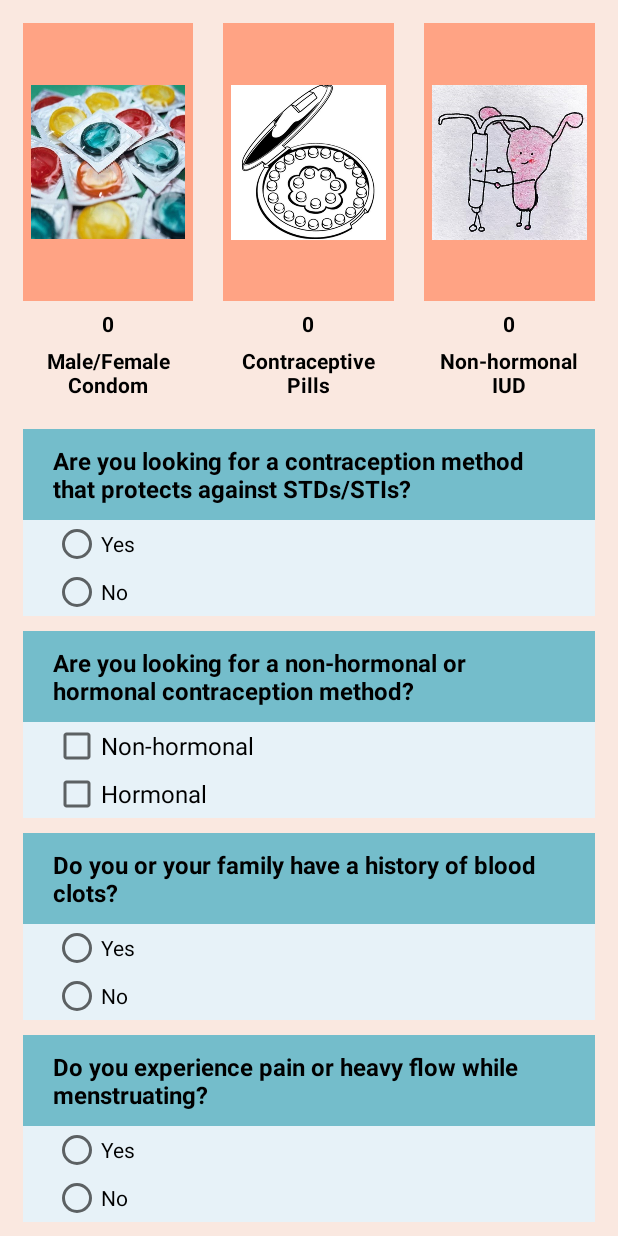
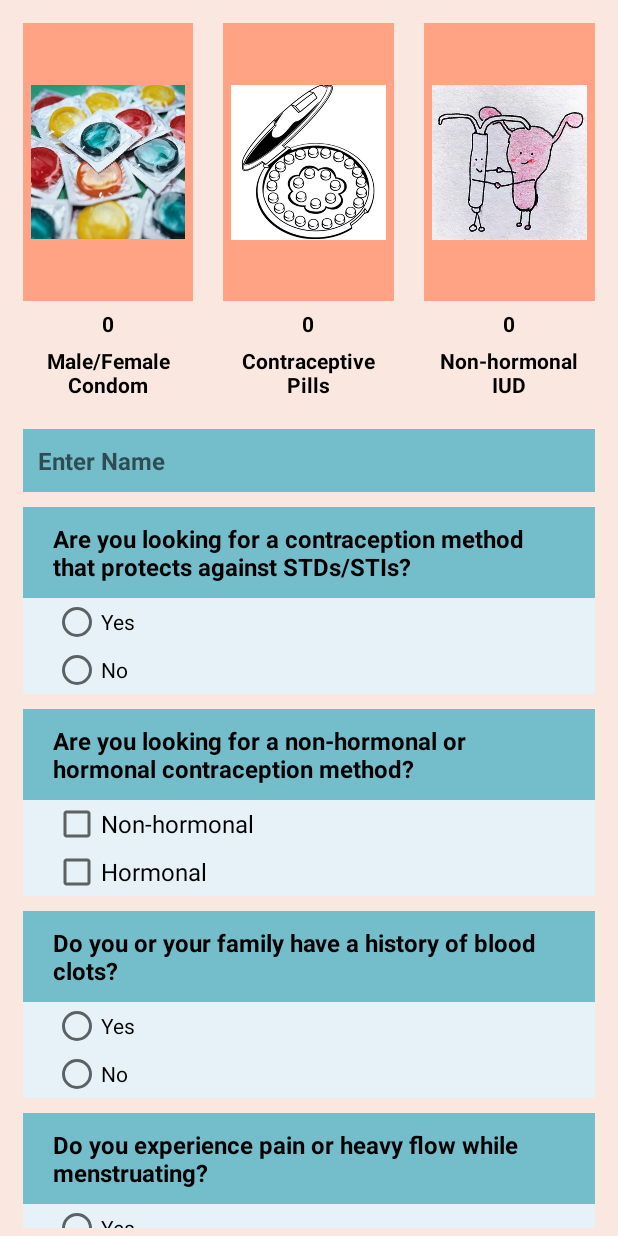
Before and after one commit to NoaBar/BCquiz, an Android app: the screen it shows after launch (MainActivity), on a phone screen of 412 x 824 dp. Run offline under Robolectric (Android 15) with nearby library versions, the phone set to English and light mode, and no system bars; libraries missing offline, so code that uses them is left out: java.security.acl.

Commit message:
name is added to displayAlerts.

```diff
--- a/app/src/main/java/com/noah/bcquiz/MainActivity.java
+++ b/app/src/main/java/com/noah/bcquiz/MainActivity.java
@@ -11,6 +11,7 @@ import android.util.Log;
 import android.view.Gravity;
 import android.view.View;
 import android.widget.CheckBox;
+import android.widget.EditText;
 import android.widget.LinearLayout;
 import android.widget.RadioButton;
 import android.widget.RadioGroup;
@@ -49,6 +50,13 @@ public class MainActivity extends AppCompatActivity {
      * and the final answer after clicking the finish button.
      */
     public void displayAlerts() {
+        EditText nameInput = (EditText)findViewById(R.id.name);
+        String name = nameInput.getText().toString();
+
+        if (name.matches("")){
+            name="there";
+        }
+
         if (!alertSeen) {
             new AlertDialog.Builder(this)
                     .setTitle(R.string.disclaimer_title)
@@ -64,7 +72,7 @@ public class MainActivity extends AppCompatActivity {
         if (showFinalAnswer) {
             new AlertDialog.Builder(this)
                     .setTitle(R.string.final_answer_title)
-                    .setMessage(getString(R.string.final_answer_text_1) + " " + findBestMethod() + " "
+                    .setMessage("Hi " + name +",\n" + getString(R.string.final_answer_text_1) + " " + findBestMethod() + " "
                             + getString(R.string.final_answer_text_2) + getString(R.string.final_answer_text_3))
                     .setNeutralButton(R.string.ok_button_final_answer, new DialogInterface.OnClickListener() {
                         public void onClick(DialogInterface dialog, int which) {
@@ -273,6 +281,9 @@ public class MainActivity extends AppCompatActivity {
      */
     public boolean findIfAllQuestionsAnswered() {
 
+
+        EditText nameInput = (EditText)findViewById(R.id.name);
+
         RadioGroup answer_1 = (RadioGroup) findViewById(R.id.answer_1);
         CheckBox answer_2_non = (CheckBox) findViewById(R.id.answer_2_non_hormonal);
         boolean answer_2_non_hormonal = answer_2_non.isChecked();
@@ -362,6 +373,7 @@ public class MainActivity extends AppCompatActivity {
         iudGrade = 0;
         displayIudGrade(iudGrade);
 
+        EditText nameInput = (EditText)findViewById(R.id.name);
         RadioGroup answer_1 = (RadioGroup) findViewById(R.id.answer_1);
         CheckBox answer_2_non = (CheckBox) findViewById(R.id.answer_2_non_hormonal);
         CheckBox answer_2_horm = (CheckBox) findViewById(R.id.answer_2_hormonal);
@@ -372,6 +384,7 @@ public class MainActivity extends AppCompatActivity {
         RadioGroup answer_7 = (RadioGroup) findViewById(R.id.answer_7);
         RadioGroup answer_8 = (RadioGroup) findViewById(R.id.answer_8);
 
+        nameInput.getText().clear();
         answer_1.clearCheck();
         answer_2_non.setChecked(false);
         answer_2_horm.setChecked(false);
--- a/app/src/main/res/layout/activity_main.xml
+++ b/app/src/main/res/layout/activity_main.xml
@@ -82,6 +82,15 @@
             android:layout_width="match_parent"
             android:layout_height="wrap_content"
             android:orientation="vertical">
+
+            <EditText
+                android:id="@+id/name"
+                android:layout_width="match_parent"
+                android:layout_height="wrap_content"
+                android:hint="@string/enter_name"
+                android:inputType="textCapWords"
+                style="@style/questions"
+                />
 
             <TextView
                 android:id="@+id/question_1"
--- a/app/src/main/res/values/strings.xml
+++ b/app/src/main/res/values/strings.xml
@@ -37,6 +37,7 @@
     <string name="final_answer_text_2">might be good for you!</string>
     <string name="final_answer_text_3">\n\nFor more information, please click the links below!</string>
     <string name="ok_button_final_answer">OK</string>
+    <string name="enter_name">Enter Name</string>
 
 
 </resources>
```
